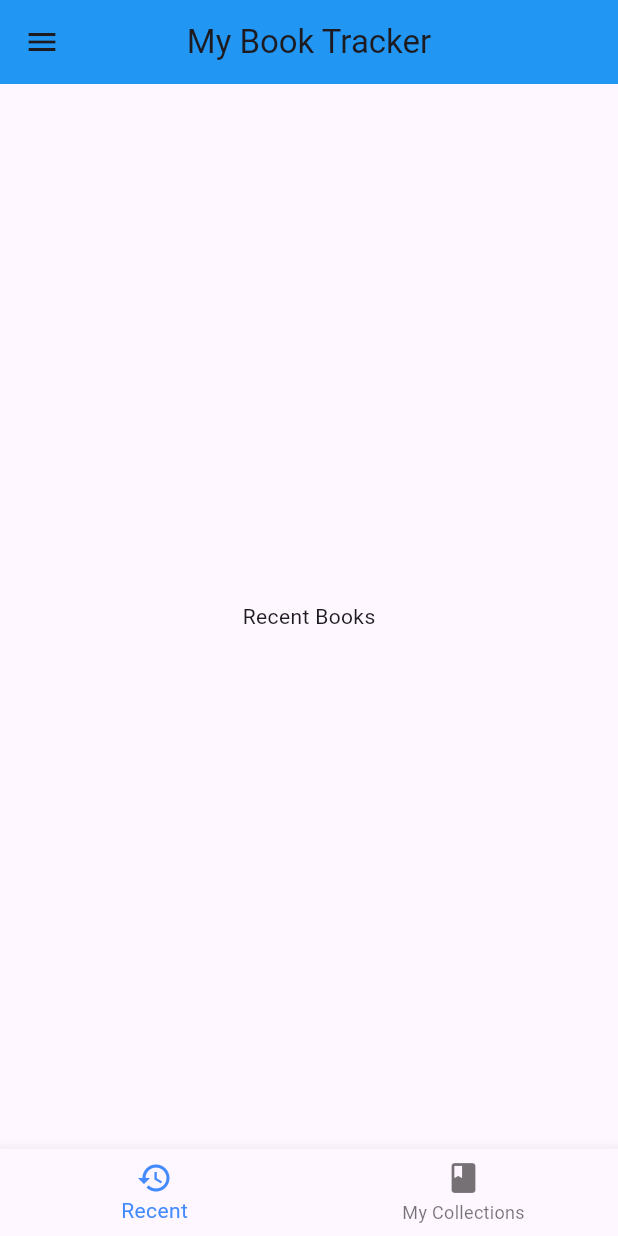
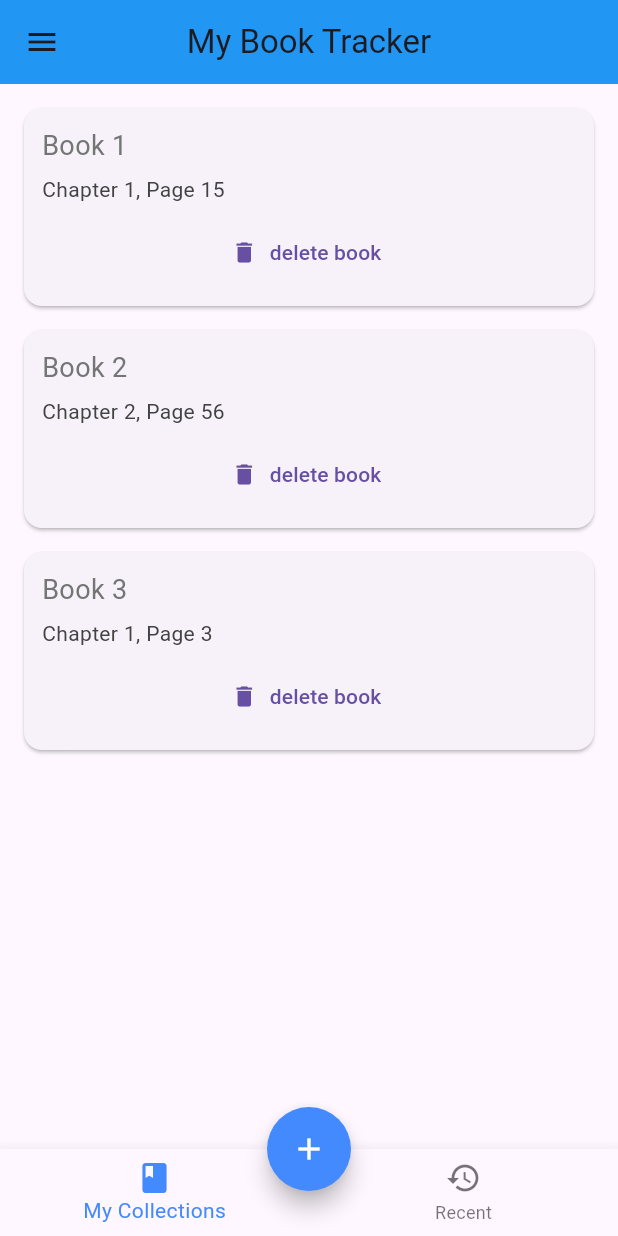
Before and after one commit to mikungg/PPB_BookTracker, a Flutter app: the screen it shows after launch, on a phone screen of 412 x 824 dp. Run offline on Flutter 3.47's test engine with Material 3 defaults, Android fonts, the phone set to English and light mode, and no system bars.

Commit message:
feat : Added navigation, dummy API, read, and delete books

```diff
--- /dev/null
+++ b/lib/api/api_dummy.dart
@@ -0,0 +1,11 @@
+class ApiDummy {
+  List books = [
+    {'title': 'Book 1', 'lastPage': 15, 'lastChapter': 'Chapter 1'},
+    {'title': 'Book 2', 'lastPage': 56, 'lastChapter': 'Chapter 2'},
+    {'title': 'Book 3', 'lastPage': 3, 'lastChapter': 'Chapter 1'},
+  ];
+
+  List getBooks() {
+    return books;
+  }
+}
--- /dev/null
+++ b/lib/components/book_card.dart
@@ -0,0 +1,44 @@
+import 'package:flutter/material.dart';
+
+class BooksCard extends StatelessWidget {
+  final String title;
+  final String lastChapter;
+  final int lastPage;
+  final VoidCallback delete;
+  BooksCard({
+    required this.title,
+    required this.lastChapter,
+    required this.lastPage,
+    required this.delete,
+  });
+
+  @override
+  Widget build(BuildContext context) {
+    return Card(
+      margin: const EdgeInsets.fromLTRB(16.0, 16.0, 16.0, 0),
+      child: Padding(
+        padding: const EdgeInsets.all(12.0),
+        child: Column(
+          crossAxisAlignment: CrossAxisAlignment.stretch,
+          children: <Widget>[
+            Text(
+              title,
+              style: TextStyle(fontSize: 18.0, color: Colors.grey[600]),
+            ),
+            SizedBox(height: 6.0),
+            Text(
+              lastChapter + ', Page ' + lastPage.toString(),
+              style: TextStyle(fontSize: 14.0, color: Colors.grey[800]),
+            ),
+            SizedBox(height: 8.0),
+            TextButton.icon(
+              onPressed: delete,
+              label: Text('delete book'),
+              icon: Icon(Icons.delete),
+            ),
+          ],
+        ),
+      ),
+    );
+  }
+}
--- a/lib/main.dart
+++ b/lib/main.dart
@@ -1,3 +1,4 @@
+import 'package:app_assignment_crud/pages/widget_tree.dart';
 import 'package:flutter/material.dart';
 
 void main() {
@@ -9,33 +10,9 @@ class MainApp extends StatelessWidget {
 
   @override
   Widget build(BuildContext context) {
-    return MaterialApp(
-      home: Scaffold(
-        appBar: AppBar(
-          title: Text('My Book Tracker'),
-          backgroundColor: Colors.blue,
-          centerTitle: true,
-        ),
-        body: Center(
-          child: Text("Recent Books")
-        ),
-        drawer: SafeArea(
-          child: Drawer()
-        ),
-        bottomNavigationBar: BottomNavigationBar(
-          selectedItemColor: Colors.blueAccent,
-          items: [
-            BottomNavigationBarItem(
-              icon: Icon(Icons.history),
-              label: 'Recent'
-            ),
-            BottomNavigationBarItem(
-              icon: Icon(Icons.book),
-              label: 'My Collections',
-            ),
-          ],
-        ),
-      ),
+    return const MaterialApp(
+      debugShowCheckedModeBanner: false,
+      home: WidgetTree(),
     );
   }
 }
--- /dev/null
+++ b/lib/pages/collection_page.dart
@@ -0,0 +1,37 @@
+import 'package:app_assignment_crud/components/book_card.dart';
+import 'package:flutter/material.dart';
+
+class ColletionPage extends StatefulWidget {
+  final List books;
+  const ColletionPage({super.key, required this.books});
+
+  @override
+  State<ColletionPage> createState() => _ColletionPageState();
+}
+
+class _ColletionPageState extends State<ColletionPage> {
+  @override
+  Widget build(BuildContext context) {
+    return Scaffold(
+      body: SingleChildScrollView(
+        child: Column(
+          children:
+              widget.books
+                  .map(
+                    (book) => BooksCard(
+                      title: book['title'],
+                      lastChapter: book['lastChapter'],
+                      lastPage: book['lastPage'],
+                      delete: () {
+                        setState(() {
+                          widget.books.remove(book);
+                        });
+                      },
+                    ),
+                  )
+                  .toList(),
+        ),
+      ),
+    );
+  }
+}
--- /dev/null
+++ b/lib/pages/recent_page.dart
@@ -0,0 +1,13 @@
+import 'package:flutter/material.dart';
+
+class RecentPage extends StatelessWidget {
+  final List books;
+  const RecentPage({super.key, required this.books});
+
+  @override
+  Widget build(BuildContext context) {
+    return Scaffold(
+      body: Center(child: Text("Your Recent Books will be displayed here")),
+    );
+  }
+}
--- /dev/null
+++ b/lib/pages/widget_tree.dart
@@ -0,0 +1,70 @@
+import 'package:app_assignment_crud/api/api_dummy.dart';
+import 'package:app_assignment_crud/pages/collection_page.dart';
+import 'package:app_assignment_crud/pages/recent_page.dart';
+import 'package:flutter/material.dart';
+
+class WidgetTree extends StatefulWidget {
+  const WidgetTree({super.key});
+
+  @override
+  State<WidgetTree> createState() => _WidgetTreeState();
+}
+
+class _WidgetTreeState extends State<WidgetTree> {
+  int myIndex = 0;
+
+  List books = ApiDummy().getBooks();
+  late List pages;
+
+  @override
+  void initState() {
+    super.initState();
+    pages = [ColletionPage(books: books), RecentPage(books: books)];
+  }
+
+  @override
+  Widget build(BuildContext context) {
+    return Scaffold(
+      appBar: AppBar(
+        title: Text('My Book Tracker'),
+        backgroundColor: Colors.blue,
+        centerTitle: true,
+      ),
+      body: pages[myIndex],
+      drawer: SafeArea(child: Drawer()),
+      floatingActionButton: FloatingActionButton(
+        shape: CircleBorder(),
+        backgroundColor: Colors.blueAccent,
+        foregroundColor: Colors.white,
+        splashColor: Colors.blueAccent,
+        onPressed: () {
+          setState(() {
+            books.add({
+              'title': 'Book ${books.length + 1}',
+              'lastPage': 0,
+              'lastChapter': 'Chapter 1',
+            });
+          });
+        },
+        child: Icon(Icons.add),
+      ),
+      floatingActionButtonLocation: FloatingActionButtonLocation.centerDocked,
+      bottomNavigationBar: BottomNavigationBar(
+        onTap: (index) {
+          setState(() {
+            myIndex = index;
+          });
+        },
+        currentIndex: myIndex,
+        selectedItemColor: Colors.blueAccent,
+        items: [
+          BottomNavigationBarItem(
+            icon: Icon(Icons.book),
+            label: 'My Collections',
+          ),
+          BottomNavigationBarItem(icon: Icon(Icons.history), label: 'Recent'),
+        ],
+      ),
+    );
+  }
+}
```
